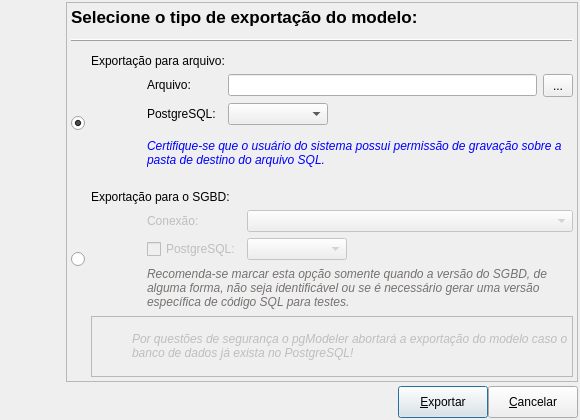
erdincay/pgmodeler-old, file pgmodeler_ui/ui/formexportacao.ui: the form before one commit.
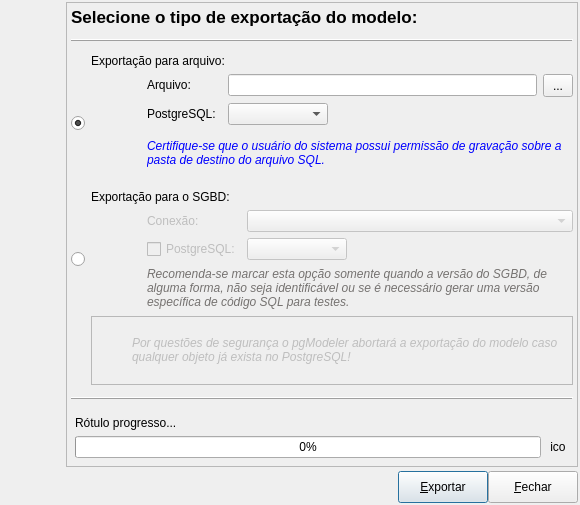
The form after the commit. Icons and pictures are not drawn.

Commit message: * Finalização da implementação do formulário de exportação do modelo * Agora é possível, com duplo clique na visão de objetos, abrir as propriedades de um item * Iniciando a tradução da interface para en_US

```diff
--- a/pgmodeler_ui/ui/formexportacao.ui
+++ b/pgmodeler_ui/ui/formexportacao.ui
@@ -10,7 +10,7 @@
     <x>0</x>
     <y>0</y>
     <width>580</width>
-    <height>420</height>
+    <height>505</height>
    </rect>
   </property>
   <property name="sizePolicy">
@@ -22,7 +22,13 @@
   <property name="minimumSize">
    <size>
     <width>580</width>
-    <height>420</height>
+    <height>410</height>
+   </size>
+  </property>
+  <property name="maximumSize">
+   <size>
+    <width>580</width>
+    <height>505</height>
    </size>
   </property>
   <property name="windowTitle">
@@ -147,10 +153,46 @@
      <property name="frameShadow">
       <enum>QFrame::Raised</enum>
      </property>
-     <layout class="QGridLayout" name="gridLayout_4">
+     <layout class="QGridLayout" name="gridLayout_5">
       <property name="margin">
        <number>4</number>
       </property>
+      <item row="0" column="0">
+       <widget class="QLabel" name="titulo_lbl">
+        <property name="sizePolicy">
+         <sizepolicy hsizetype="Preferred" vsizetype="Fixed">
+          <horstretch>0</horstretch>
+          <verstretch>0</verstretch>
+         </sizepolicy>
+        </property>
+        <property name="font">
+         <font>
+          <pointsize>13</pointsize>
+          <weight>75</weight>
+          <bold>true</bold>
+         </font>
+        </property>
+        <property name="text">
+         <string>Selecione o tipo de exportação do modelo:</string>
+        </property>
+       </widget>
+      </item>
+      <item row="1" column="0">
+       <widget class="QFrame" name="ln1_frm">
+        <property name="minimumSize">
+         <size>
+          <width>0</width>
+          <height>15</height>
+         </size>
+        </property>
+        <property name="frameShape">
+         <enum>QFrame::HLine</enum>
+        </property>
+        <property name="frameShadow">
+         <enum>QFrame::Raised</enum>
+        </property>
+       </widget>
+      </item>
       <item row="2" column="0">
        <layout class="QGridLayout" name="gridLayout">
         <item row="1" column="1" rowspan="3">
@@ -206,7 +248,7 @@
            <bool>false</bool>
           </property>
           <property name="readOnly">
-           <bool>false</bool>
+           <bool>true</bool>
           </property>
          </widget>
         </item>
@@ -654,7 +696,7 @@
               </font>
              </property>
              <property name="text">
-              <string>Por questões de segurança o pgModeler abortará a exportação do modelo caso o banco de dados já exista no PostgreSQL!</string>
+              <string>Por questões de segurança o pgModeler abortará a exportação do modelo caso qualquer objeto já exista no PostgreSQL!</string>
              </property>
              <property name="wordWrap">
               <bool>true</bool>
@@ -682,8 +724,8 @@
         </item>
        </layout>
       </item>
-      <item row="1" column="0">
-       <widget class="QFrame" name="frame_2">
+      <item row="4" column="0">
+       <widget class="QFrame" name="ln2_frm">
         <property name="minimumSize">
          <size>
           <width>0</width>
@@ -698,25 +740,57 @@
         </property>
        </widget>
       </item>
-      <item row="0" column="0">
-       <widget class="QLabel" name="titulo_lbl">
-        <property name="sizePolicy">
-         <sizepolicy hsizetype="Preferred" vsizetype="Fixed">
-          <horstretch>0</horstretch>
-          <verstretch>0</verstretch>
-         </sizepolicy>
+      <item row="5" column="0">
+       <layout class="QGridLayout" name="gridLayout_4">
+        <property name="margin">
+         <number>4</number>
         </property>
-        <property name="font">
-         <font>
-          <pointsize>13</pointsize>
-          <weight>75</weight>
-          <bold>true</bold>
-         </font>
-        </property>
-        <property name="text">
-         <string>Selecione o tipo de exportação do modelo:</string>
-        </property>
-       </widget>
+        <item row="0" column="0" colspan="2">
+         <widget class="QLabel" name="rot_prog_lbl">
+          <property name="text">
+           <string>Rótulo progresso...</string>
+          </property>
+         </widget>
+        </item>
+        <item row="1" column="0">
+         <widget class="QProgressBar" name="prog_pb">
+          <property name="value">
+           <number>0</number>
+          </property>
+         </widget>
+        </item>
+        <item row="1" column="1">
+         <widget class="QLabel" name="ico_lbl">
+          <property name="sizePolicy">
+           <sizepolicy hsizetype="Fixed" vsizetype="Fixed">
+            <horstretch>0</horstretch>
+            <verstretch>0</verstretch>
+           </sizepolicy>
+          </property>
+          <property name="minimumSize">
+           <size>
+            <width>22</width>
+            <height>22</height>
+           </size>
+          </property>
+          <property name="maximumSize">
+           <size>
+            <width>22</width>
+            <height>22</height>
+           </size>
+          </property>
+          <property name="text">
+           <string>ico</string>
+          </property>
+          <property name="scaledContents">
+           <bool>true</bool>
+          </property>
+          <property name="alignment">
+           <set>Qt::AlignCenter</set>
+          </property>
+         </widget>
+        </item>
+       </layout>
       </item>
      </layout>
     </widget>
@@ -769,7 +843,7 @@
       </widget>
      </item>
      <item row="0" column="2">
-      <widget class="QPushButton" name="cancelar_btn">
+      <widget class="QPushButton" name="fechar_btn">
        <property name="minimumSize">
         <size>
          <width>90</width>
@@ -783,7 +857,7 @@
         </size>
        </property>
        <property name="text">
-        <string>&amp;Cancelar</string>
+        <string>&amp;Fechar</string>
        </property>
        <property name="icon">
         <iconset resource="../res/resources.qrc">
```
The commit also changes 38 other files.
